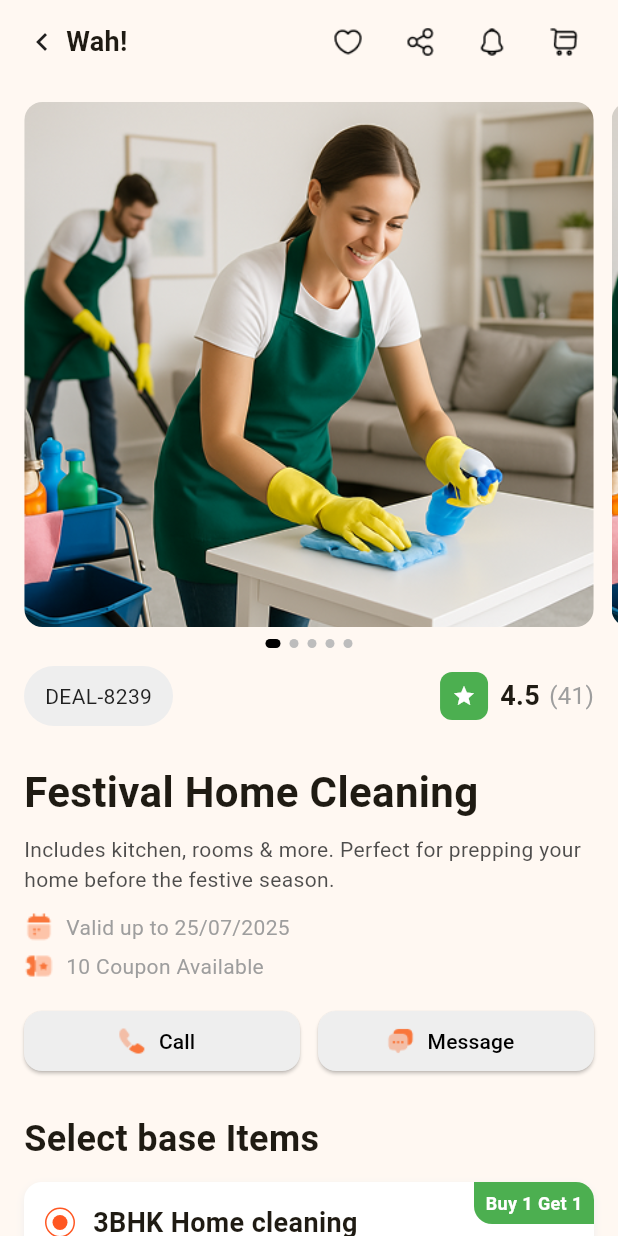
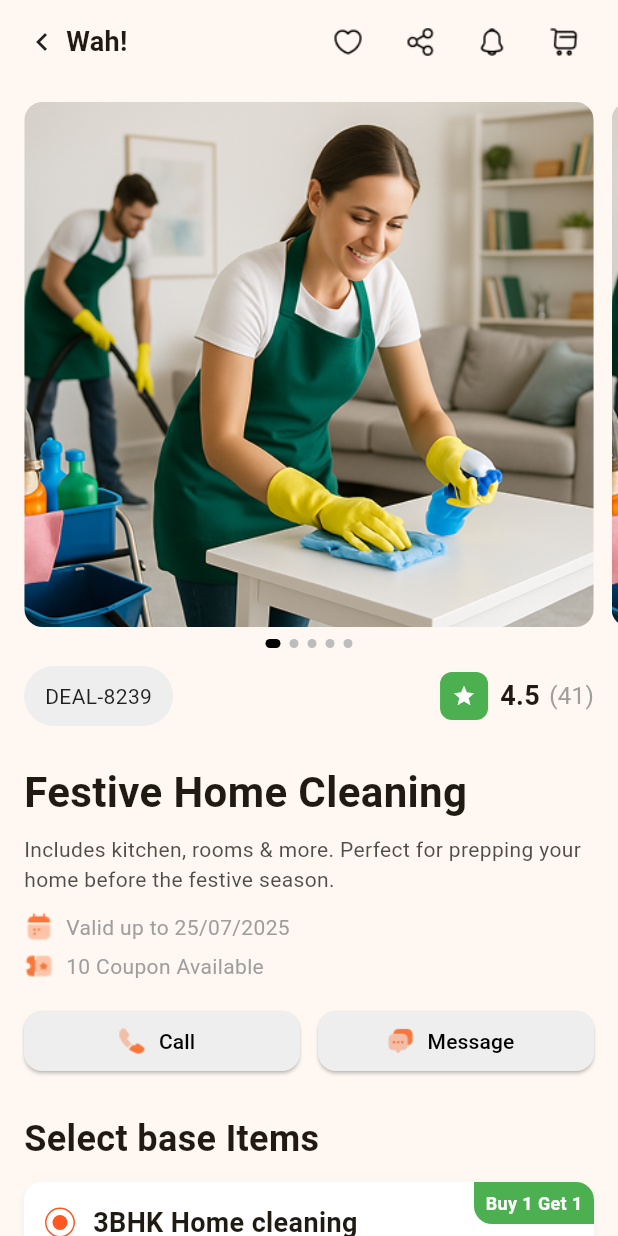
Before and after one commit to mydev-history/wah, a Flutter app: the screen it shows after launch, after a tap on "50% OFF", on a phone screen of 412 x 824 dp. Run offline on Flutter 3.47's test engine with Material 3 defaults, Android fonts, the phone set to English and light mode, and no system bars; our stand-ins replace go_router.

Commit message:
fix(deal_detail): adjust UI in fourth and eleventh sections

```diff
--- a/lib/features/deal_detail/component/eleventh_section.dart
+++ b/lib/features/deal_detail/component/eleventh_section.dart
@@ -40,18 +40,12 @@ class EleventhSection extends StatelessWidget {
 
   Widget _ratingBox() {
     return Container(
-      padding: const EdgeInsets.symmetric(horizontal: 6, vertical: 4),
+      padding: const EdgeInsets.all(4),
       decoration: BoxDecoration(
-          color: Colors.green, borderRadius: BorderRadius.circular(6)),
-      child: const Row(
-        children: [
-          Icon(Icons.star, size: 14, color: Colors.white),
-          SizedBox(width: 4),
-          Text('4.3',
-              style:
-                  TextStyle(color: Colors.white, fontWeight: FontWeight.bold)),
-        ],
+        color: Colors.green,
+        borderRadius: BorderRadius.circular(6),
       ),
+      child: const Icon(Icons.star, size: 14, color: Colors.white),
     );
   }
 
@@ -65,12 +59,18 @@ class EleventhSection extends StatelessWidget {
           child: Row(
             children: [
               Expanded(
-                  child: Text('You May Like',
+                child: Text(
+                  'You May Like',
+                  style: TextStyle(fontSize: 16, fontWeight: FontWeight.w700),
+                ),
+              ),
+              Text(
+                'See All',
                 style: TextStyle(
-                          fontSize: 16, fontWeight: FontWeight.w700))),
-              Text('See All',
-                  style: TextStyle(
-                      color: Colors.deepOrange, fontWeight: FontWeight.w600)),
+                  color: Colors.deepOrange,
+                  fontWeight: FontWeight.w600,
+                ),
+              ),
             ],
           ),
         ),
@@ -90,7 +90,7 @@ class EleventhSection extends StatelessWidget {
                   color: Colors.white,
                   borderRadius: BorderRadius.circular(12),
                   boxShadow: [
-                    BoxShadow(color: Colors.grey.shade200, blurRadius: 4)
+                    BoxShadow(color: Colors.grey.shade200, blurRadius: 4),
                   ],
                 ),
                 child: Column(
@@ -102,7 +102,8 @@ class EleventhSection extends StatelessWidget {
                         ClipRRect(
                           borderRadius: const BorderRadius.only(
                             topLeft: Radius.circular(12),
-                              topRight: Radius.circular(12)),
+                            topRight: Radius.circular(12),
+                          ),
                           child: Image.asset(
                             'assets/images/${it['image']}',
                             width: 180,
@@ -110,74 +111,110 @@ class EleventhSection extends StatelessWidget {
                             fit: BoxFit.cover,
                           ),
                         ),
-                        // green box top-left
+                        // green discount box top-left
                         Positioned(
                           left: 8,
                           top: 8,
                           child: Container(
                             padding: const EdgeInsets.symmetric(
-                                horizontal: 6, vertical: 4),
+                              horizontal: 6,
+                              vertical: 4,
+                            ),
                             decoration: const BoxDecoration(
                               color: Colors.green,
                               borderRadius: BorderRadius.only(
                                 topLeft: Radius.circular(10),
-                                  bottomRight: Radius.circular(10)),
+                                bottomRight: Radius.circular(10),
                               ),
-                            child: const Text('50% OFF',
+                            ),
+                            child: const Text(
+                              '50% OFF',
                               style: TextStyle(
                                 color: Colors.white,
                                 fontWeight: FontWeight.bold,
-                                    fontSize: 12)),
+                                fontSize: 12,
                               ),
                             ),
-                        // heart circle top-right
+                          ),
+                        ),
+                        // filled heart circle top-right
                         Positioned(
                           right: 8,
                           top: 8,
                           child: Container(
                             decoration: const BoxDecoration(
-                                color: Colors.white, shape: BoxShape.circle),
+                              color: Colors.white,
+                              shape: BoxShape.circle,
+                            ),
                             padding: const EdgeInsets.all(6),
-                            child: const Icon(Icons.favorite_border,
-                                size: 16, color: Colors.red),
+                            child: const Icon(
+                              Icons.favorite,
+                              size: 16,
+                              color: Colors.red,
+                            ),
                           ),
                         ),
                       ],
                     ),
                     Padding(
                       padding: const EdgeInsets.symmetric(
-                          horizontal: 8.0, vertical: 8),
+                        horizontal: 8.0,
+                        vertical: 8,
+                      ),
                       child: Column(
                         crossAxisAlignment: CrossAxisAlignment.start,
                         children: [
-                          Text(it['title']!,
-                              style:
-                                  const TextStyle(fontWeight: FontWeight.w600)),
+                          Text(
+                            it['title']!,
+                            style: const TextStyle(fontWeight: FontWeight.w600),
+                          ),
                           const SizedBox(height: 4),
-                          Text(it['subtitle']!,
+                          Text(
+                            it['subtitle']!,
                             style: TextStyle(
-                                  color: Colors.grey.shade600, fontSize: 13)),
+                              color: Colors.grey.shade600,
+                              fontSize: 13,
+                            ),
+                          ),
                           const SizedBox(height: 8),
                           Row(
                             children: [
-                              Text(it['current']!,
+                              Text(
+                                it['current']!,
                                 style: const TextStyle(
-                                      fontWeight: FontWeight.bold)),
+                                    fontWeight: FontWeight.bold),
+                              ),
                               const SizedBox(width: 8),
                               if ((it['old'] ?? '').isNotEmpty)
-                                Text(it['old']!,
+                                Text(
+                                  it['old']!,
                                   style: const TextStyle(
                                     color: Colors.grey,
-                                        decoration:
-                                            TextDecoration.lineThrough)),
+                                    decoration: TextDecoration.lineThrough,
+                                  ),
+                                ),
                               const Spacer(),
+                              Row(
+                                children: [
                                   _ratingBox(),
+                                  const SizedBox(width: 4),
+                                  const Text(
+                                    '4.3',
+                                    style: TextStyle(
+                                      fontWeight: FontWeight.bold,
+                                    ),
+                                  ),
+                                ],
+                              ),
                             ],
                           ),
                           const SizedBox(height: 8),
-                          Text(it['redeemed']!,
+                          Text(
+                            it['redeemed']!,
                             style: const TextStyle(
-                                  color: Color.fromARGB(255, 97, 97, 97))),
+                              color: Color.fromARGB(255, 97, 97, 97),
+                            ),
+                          ),
                         ],
                       ),
                     ),
@@ -186,7 +223,7 @@ class EleventhSection extends StatelessWidget {
               );
             },
           ),
-        )
+        ),
       ],
     );
   }
--- a/lib/features/deal_detail/component/fourth_section.dart
+++ b/lib/features/deal_detail/component/fourth_section.dart
@@ -12,7 +12,7 @@ class FourthSection extends StatelessWidget {
         children: [
           // 1) Title
           const Text(
-            "Festival Home Cleaning",
+            "Festive Home Cleaning",
             style: TextStyle(
               fontSize: 28,
               fontWeight: FontWeight.bold,
```
Lines whose indentation alone changed are shown as unchanged.
